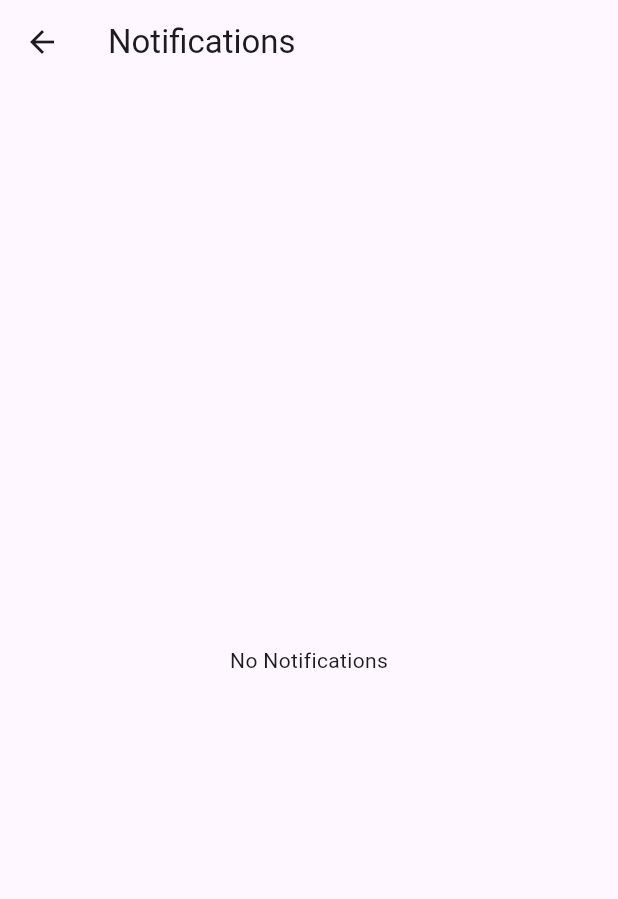
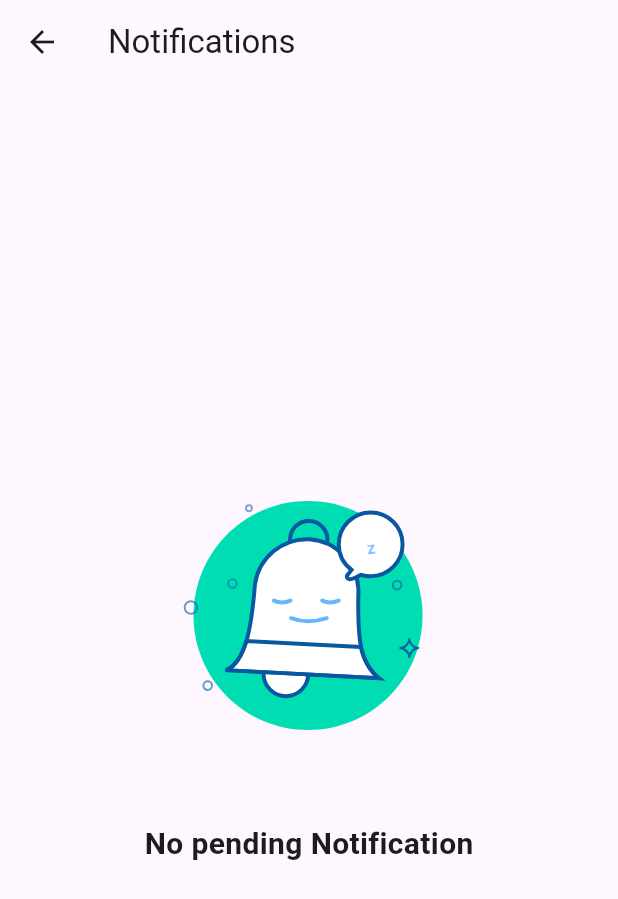
Before and after one commit to KHgamal/project, a Flutter app: the ShowNotificationScreen screen opened directly, on a phone screen of 412 x 824 dp. Shown: the top 899 px of the screen. Run offline on Flutter 3.47's test engine with Material 3 defaults, Android fonts, the phone set to English and light mode, and no system bars; our stand-ins replace flutter_local_notifications, lottie, open_filex, pdf, printing, timezone; project files that could hold a hidden picture were left out.

Commit message:
style no notification

```diff
--- a/lib/features/notification/view/screens/show_notification_view.dart
+++ b/lib/features/notification/view/screens/show_notification_view.dart
@@ -1,4 +1,5 @@
 import 'package:flutter/material.dart';
+import 'package:lottie/lottie.dart';
 import 'package:provider/provider.dart';
 import 'package:rasid_task/features/notification/viewmodel/controller/notification_provider.dart';
 import 'package:rasid_task/features/notification/viewmodel/notification_service.dart';
@@ -19,7 +20,18 @@ class ShowNotificationScreen extends StatelessWidget {
           final notifications = notificationProvider.notifications;
 
           if (notifications.isEmpty) {
-            return const Center(child: Text('No Notifications'));
+            return  SizedBox(
+              width: double.infinity,
+              child: Column(
+                mainAxisAlignment: MainAxisAlignment.center,
+                //crossAxisAlignment: CrossAxisAlignment.center,
+                children: [
+                Lottie.asset("assets/no.json"),
+                const SizedBox( height: 30,),
+                const Text("No pending Notification" , style: TextStyle(fontWeight: FontWeight.bold ,
+                fontSize: 20),),
+              ],),
+            );
           }
 
           return Column(
--- a/lib/main.dart
+++ b/lib/main.dart
@@ -27,7 +27,7 @@ class MyApp extends StatelessWidget {
       child: const MaterialApp(
         debugShowCheckedModeBanner: false,
         title: 'Notification Demo',
-        home: HomeScreen(),
+        home: NotificationScreen(),
       ),
     );
   }
```
Also changed, not shown: assets/no.json (added, +1 -0 lines).
